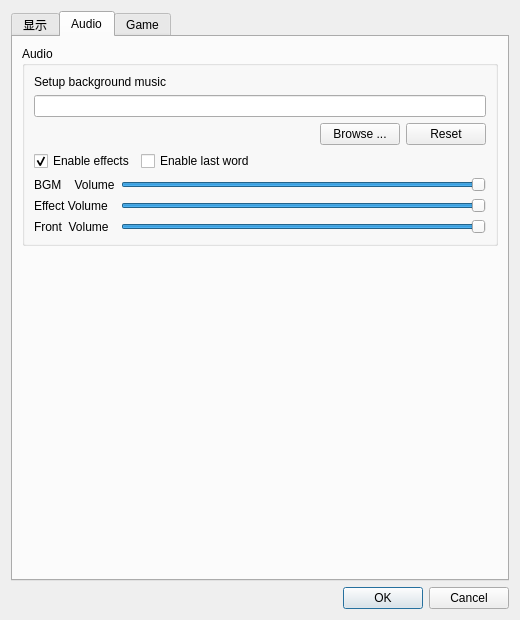
Qt form src/dialog/configdialog.ui (lolosiyue/Qsanguosha-sijyu) before a commit.
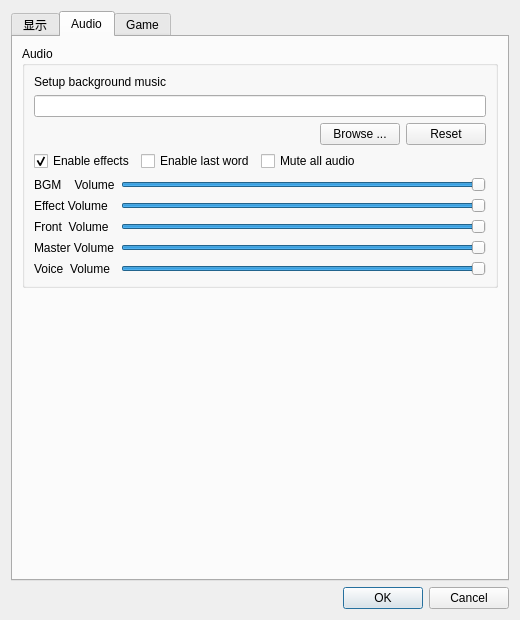
The same form after that commit. The open tabs and pages were chosen to show the change.

Commit message: feat(gui): Linux GUI M2B-A — Qt multimedia audio and video

Diff of the .ui file:
```diff
--- a/src/dialog/configdialog.ui
+++ b/src/dialog/configdialog.ui
@@ -503,6 +503,13 @@
               </property>
              </widget>
             </item>
+            <item>
+             <widget class="QCheckBox" name="muteCheckBox">
+              <property name="text">
+               <string>Mute all audio</string>
+              </property>
+             </widget>
+            </item>
             <item>
              <spacer name="audioEffectSpacer">
               <property name="orientation">
@@ -589,6 +596,52 @@
               </property>
              </widget>
             </item>
+            <item row="3" column="0">
+             <widget class="QLabel" name="masterVolumeLabel">
+              <property name="text">
+               <string>Master Volume</string>
+              </property>
+              <property name="buddy">
+               <cstring>masterVolumeSlider</cstring>
+              </property>
+             </widget>
+            </item>
+            <item row="3" column="1">
+             <widget class="QSlider" name="masterVolumeSlider">
+              <property name="maximum">
+               <number>100</number>
+              </property>
+              <property name="value">
+               <number>100</number>
+              </property>
+              <property name="orientation">
+               <enum>Qt::Horizontal</enum>
+              </property>
+             </widget>
+            </item>
+            <item row="4" column="0">
+             <widget class="QLabel" name="voiceVolumeLabel">
+              <property name="text">
+               <string>Voice  Volume</string>
+              </property>
+              <property name="buddy">
+               <cstring>voiceVolumeSlider</cstring>
+              </property>
+             </widget>
+            </item>
+            <item row="4" column="1">
+             <widget class="QSlider" name="voiceVolumeSlider">
+              <property name="maximum">
+               <number>100</number>
+              </property>
+              <property name="value">
+               <number>100</number>
+              </property>
+              <property name="orientation">
+               <enum>Qt::Horizontal</enum>
+              </property>
+             </widget>
+            </item>
            </layout>
           </item>
          </layout>
```
Left out of the diff: 10 changed lines with no effect on the pictures. The commit also changes 41 other files.
